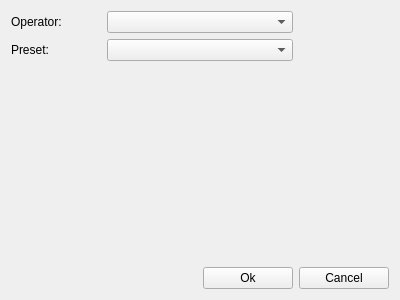
This is krita/plugins/viewplugins/tonemapping/wdgtonemappingdialog.ui in KDE/krita as Qt 5 draws it before an edit. The edited form follows.
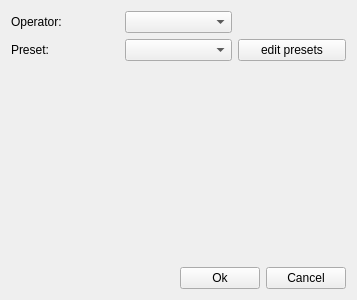
This is the edited form.

```diff
--- a/krita/plugins/viewplugins/tonemapping/wdgtonemappingdialog.ui
+++ b/krita/plugins/viewplugins/tonemapping/wdgtonemappingdialog.ui
@@ -5,13 +5,15 @@
    <rect>
     <x>0</x>
     <y>0</y>
-    <width>400</width>
+    <width>357</width>
     <height>300</height>
    </rect>
   </property>
   <property name="windowTitle" >
    <string>Form</string>
   </property>
+  <layout class="QVBoxLayout" >
+   <item>
   <layout class="QGridLayout" >
    <item row="0" column="0" >
     <widget class="QLabel" name="label" >
@@ -20,7 +22,7 @@
      </property>
     </widget>
    </item>
-   <item row="0" column="1" colspan="2" >
+     <item row="0" column="1" >
     <widget class="QComboBox" name="comboBoxOperators" />
    </item>
    <item row="1" column="0" >
@@ -30,25 +32,51 @@
      </property>
     </widget>
    </item>
-   <item row="1" column="1" colspan="2" >
+     <item row="1" column="1" >
     <widget class="QComboBox" name="comboBoxPresets" />
    </item>
-   <item row="2" column="0" colspan="4" >
+     <item row="1" column="2" >
+      <widget class="QPushButton" name="pushButtonEditPressets" >
+       <property name="text" >
+        <string>edit presets</string>
+       </property>
+      </widget>
+     </item>
+    </layout>
+   </item>
+   <item>
     <widget class="QWidget" native="1" name="centralWidgetHolder" />
    </item>
-   <item row="3" column="2" >
+   <item>
+    <layout class="QHBoxLayout" >
+     <item>
+      <spacer>
+       <property name="orientation" >
+        <enum>Qt::Horizontal</enum>
+       </property>
+       <property name="sizeHint" >
+        <size>
+         <width>40</width>
+         <height>20</height>
+        </size>
+       </property>
+      </spacer>
+     </item>
+     <item>
     <widget class="QPushButton" name="pushButtonOk" >
      <property name="text" >
       <string>Ok</string>
      </property>
     </widget>
    </item>
-   <item row="3" column="3" >
+     <item>
     <widget class="QPushButton" name="pushButtonCancel" >
      <property name="text" >
       <string>Cancel</string>
      </property>
     </widget>
+     </item>
+    </layout>
    </item>
   </layout>
  </widget>
```
Lines whose indentation alone changed are shown as unchanged.
